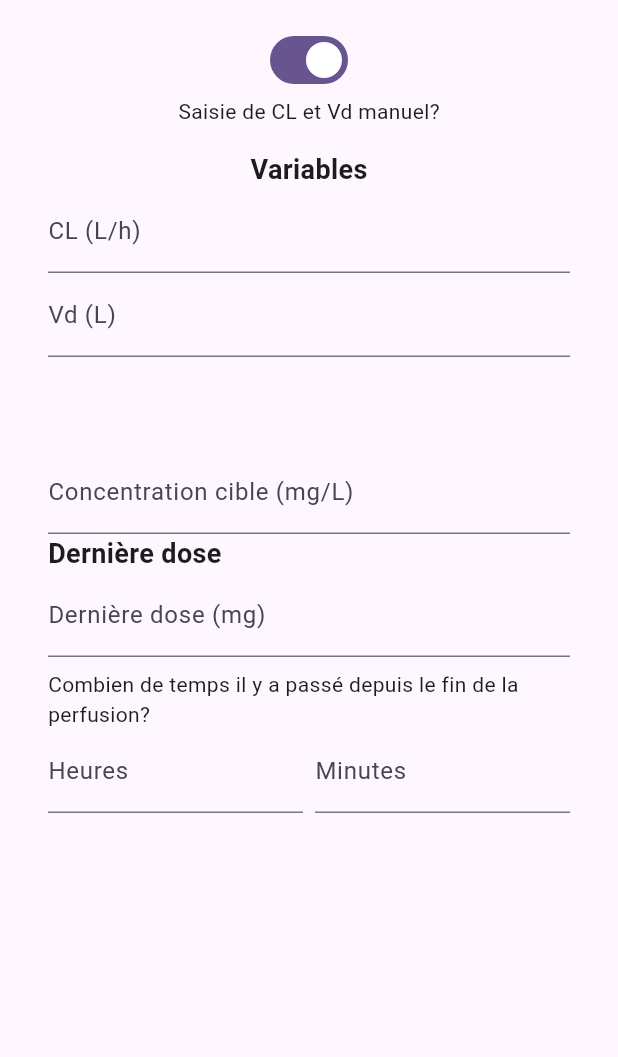
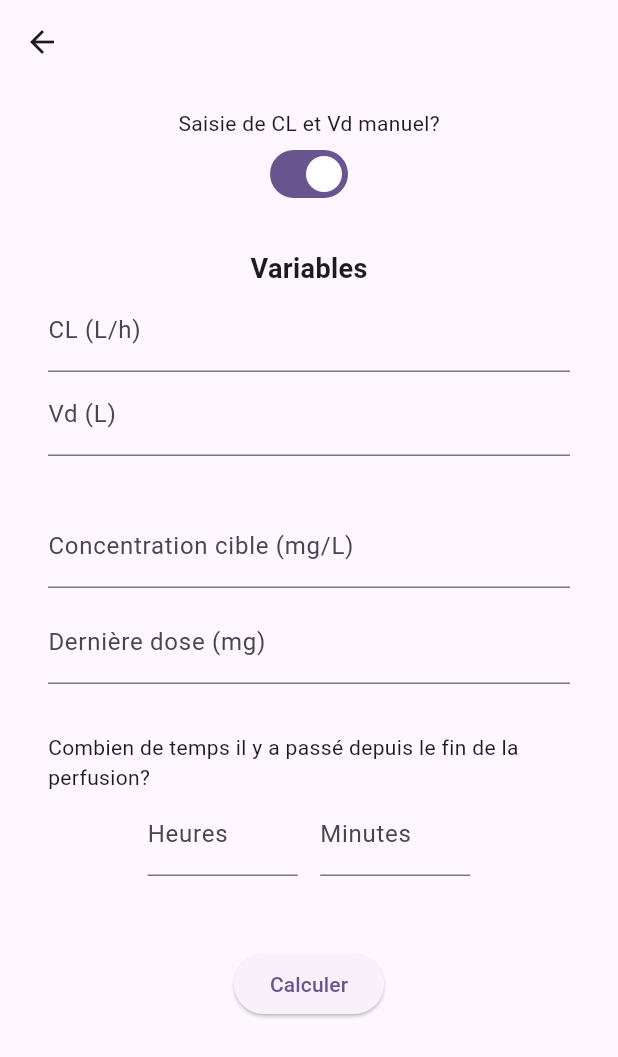
Before and after one commit to dielso/rna, a Flutter app: the InputScreen screen opened directly, on a phone screen of 412 x 824 dp. Shown: the top 1057 px of the screen. Run offline on Flutter 3.47's test engine with Material 3 defaults, Android fonts, the light colour scheme and no system bars.

Commit message:
[add] results screen

```diff
--- a/lib/screens/input_screen.dart
+++ b/lib/screens/input_screen.dart
@@ -1,5 +1,6 @@
 import 'package:flutter/material.dart';
 import 'package:rna/common_variables.dart';
+import 'package:rna/screens/result_screen.dart';
 import 'package:rna/widgets/input_manual.dart';
 
 class InputScreen extends StatefulWidget {
@@ -15,6 +16,7 @@ class InputScreenState extends State<InputScreen> {
   @override
   Widget build(BuildContext context) {
     return Scaffold(
+      appBar: AppBar(),
       body: ListView(
         children: [
           Padding(
@@ -22,22 +24,39 @@ class InputScreenState extends State<InputScreen> {
             child: Column(
               crossAxisAlignment: CrossAxisAlignment.start,
               children: [
-                Center(child: Switch(value: isManual, onChanged: (bool val){
-                  setState(() {
-                    isManual = val;
-                  });
-                })),
                 const Center(child: Text('Saisie de CL et Vd manuel?')),
-                Container(constraints: BoxConstraints(maxHeight: 200),
-                    child: isManual ? const InputManualWidget() : CommonVariables.drugWidget),
-                Container(constraints: BoxConstraints(maxHeight: 400),
-                    child: CommonVariables.serviceInputWidget),
-                SizedBox(height: 60,)
+                Center(
+                    child: Switch(
+                        value: isManual,
+                        onChanged: (bool val) {
+                          setState(() {
+                            isManual = val;
+                          });
+                        })),
+                SizedBox(height: 10),
+                isManual
+                    ? const InputManualWidget()
+                    : CommonVariables.drugWidget,
+                CommonVariables.serviceInputWidget,
               ],
             ),
           ),
+          Align(
+            alignment: Alignment.center,
+            child: ElevatedButton(onPressed: () {
+              _navigate(context);
+            }, child: Text("Calculer")),
+          )
         ],
       ),
     );
   }
+  void _navigate(BuildContext context) {
+    Navigator.push(
+      context,
+      MaterialPageRoute(
+        builder: (context) => ResultScreen(),
+      ),
+    );
+  }
 }
--- a/lib/screens/select_drug_screen.dart
+++ b/lib/screens/select_drug_screen.dart
@@ -33,6 +33,8 @@ class DrugSelectionList extends StatelessWidget {
         return ListTile(
           title: Container(
             width: 100,
+            child: Align(
+              alignment: Alignment.center,
               child: ElevatedButton(
                 onPressed: () {
                   CommonVariables.drugWidget = drugs[index].inputDrugWidget;
@@ -62,6 +64,7 @@ class DrugSelectionList extends StatelessWidget {
                 ),
               ),
             ),
+          ),
         );
       },
     );
--- a/lib/widgets/input_manual.dart
+++ b/lib/widgets/input_manual.dart
@@ -13,13 +13,13 @@ class InputManualWidgetState extends State<InputManualWidget> {
   double gCL = 0.0;
   double gVd = 0.0;
 
+  void _updateInput(){
+    CommonVariables.userInput = ManualInput(gCL, gVd);
+  }
 
   @override
   Widget build(BuildContext context) {
-    CommonVariables.userInput = ManualInput(gCL, gVd);
-    return ListView(
-      children: [
-        Padding(
+    return Padding(
       padding: const EdgeInsets.all(16.0),
       child: Column(
         children: [
@@ -35,6 +35,7 @@ class InputManualWidgetState extends State<InputManualWidget> {
             textInputAction: TextInputAction.next,
             onChanged: (value) {
               gCL = double.parse(value);
+              _updateInput();
             },
           ),
           TextField(
@@ -44,12 +45,11 @@ class InputManualWidgetState extends State<InputManualWidget> {
             textInputAction: TextInputAction.next,
             onChanged: (value) {
               gVd = double.parse(value);
+              _updateInput();
             },
           ),
         ],
       ),
-        ),
-      ],
     );
   }
 }
--- a/lib/widgets/input_sup.dart
+++ b/lib/widgets/input_sup.dart
@@ -6,7 +6,8 @@ class InputSupplementaryWidget extends StatefulWidget {
   const InputSupplementaryWidget({super.key});
 
   @override
-  InputSupplementaryWidgetState createState() => InputSupplementaryWidgetState();
+  InputSupplementaryWidgetState createState() =>
+      InputSupplementaryWidgetState();
 }
 
 class InputSupplementaryWidgetState extends State<InputSupplementaryWidget> {
@@ -15,62 +16,74 @@ class InputSupplementaryWidgetState extends State<InputSupplementaryWidget> {
   int hours = 0;
   int minutes = 0;
 
+  void _updateService(){
+    CommonVariables.service =
+        Supplementary(hours, minutes, lastDose, targetDose);
+  }
 
   @override
   Widget build(BuildContext context) {
-    CommonVariables.service = Supplementary(hours, minutes, lastDose, targetDose);
-    return ListView(
-      children: [
-        Padding(
+    return Padding(
       padding: const EdgeInsets.all(16.0),
       child: Column(
         crossAxisAlignment: CrossAxisAlignment.start,
         children: [
           TextField(
-                decoration: const InputDecoration(
-                    labelText: 'Concentration cible (mg/L)'),
+            decoration:
+                const InputDecoration(labelText: 'Concentration cible (mg/L)'),
             keyboardType: TextInputType.number,
             textInputAction: TextInputAction.next,
             onChanged: (value) {
               targetDose = double.parse(value);
+              _updateService();
             },
           ),
-              const Text(
-                'Dernière dose',
-                style: TextStyle(fontSize: 18.0, fontWeight: FontWeight.bold),
-              ),
+          const SizedBox(height: 8.0),
           TextField(
-                decoration: const InputDecoration(
-                    labelText: 'Dernière dose (mg)'),
+            decoration: const InputDecoration(labelText: 'Dernière dose (mg)'),
             keyboardType: TextInputType.number,
             textInputAction: TextInputAction.next,
             onChanged: (value) {
               lastDose = double.parse(value);
+              _updateService();
             },
           ),
-              const SizedBox(height: 8.0),
-              const Text('Combien de temps il y a passé depuis le fin de la perfusion?'),
+          const SizedBox(height: 32.0),
+          const Text(
+              'Combien de temps il y a passé depuis le fin de la perfusion?'),
           Row(
+            crossAxisAlignment: CrossAxisAlignment.center,
+            mainAxisAlignment: MainAxisAlignment.center,
             children: [
               Flexible(
+                child: SizedBox(
+                  width: 100,
                   child: TextField(
-                      decoration: const InputDecoration(labelText: 'Heures'),
+                    decoration: const InputDecoration(labelText: 'Heures',),
+                    textAlign: TextAlign.center,
                     keyboardType: TextInputType.number,
                     textInputAction: TextInputAction.next,
                     onChanged: (value) {
                       hours = int.parse(value);
+                      _updateService();
                     },
                   ),
                 ),
-                  const SizedBox(width: 8.0),
+              ),
+              SizedBox(width: 15,),
               Flexible(
+                child: SizedBox(
+                  width: 100,
                   child: TextField(
                     decoration: const InputDecoration(labelText: 'Minutes'),
+                    textAlign: TextAlign.center,
                     keyboardType: TextInputType.number,
                     textInputAction: TextInputAction.next,
                     onChanged: (value) {
                       minutes = int.parse(value);
+                      _updateService();
                     },
+                  ),
                 ),
               ),
             ],
@@ -78,8 +91,6 @@ class InputSupplementaryWidgetState extends State<InputSupplementaryWidget> {
           const SizedBox(height: 16.0),
         ],
       ),
-        ),
-      ],
     );
   }
 }
--- a/pubspec.yaml
+++ b/pubspec.yaml
@@ -35,6 +35,7 @@ dependencies:
   # The following adds the Cupertino Icons font to your application.
   # Use with the CupertinoIcons class for iOS style icons.
   cupertino_icons: ^1.0.2
+  syncfusion_flutter_charts: ^24.1.45
 
 dev_dependencies:
   flutter_test:
```
Also changed, not shown: lib/objects/service.dart (+22 -15 lines), lib/objects/user_input.dart (+21 -8 lines), lib/screens/result_screen.dart (added, +32 -0 lines), lib/screens/service_screen.dart (+5 -3 lines), lib/widgets/input_vanc.dart (+17 -15 lines), pubspec.lock. Lines whose indentation alone changed are shown as unchanged.
